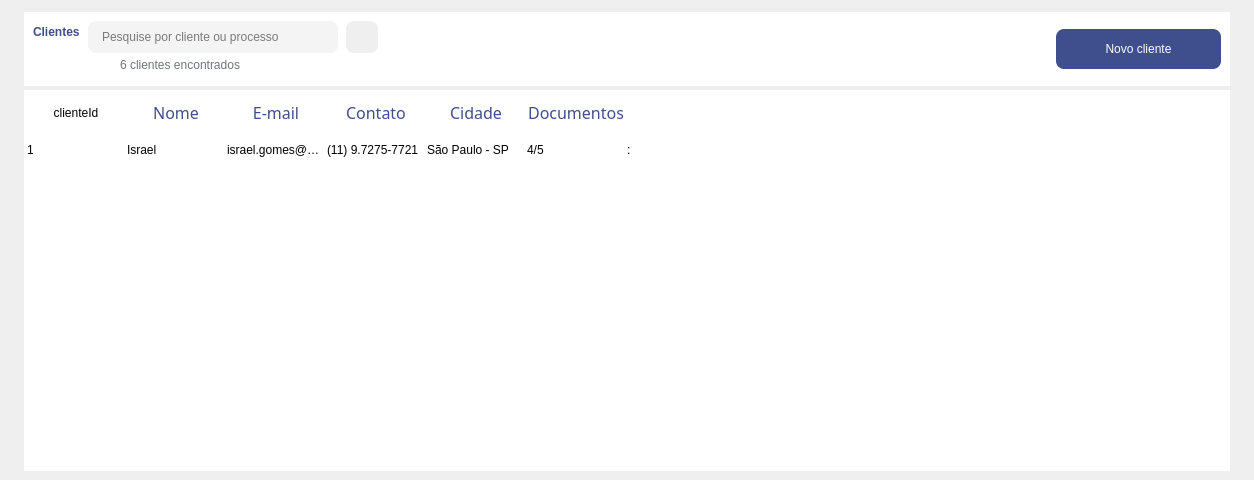
newprev/PrevCliente, file Design/UI/newListaClientes.ui: the form before one commit.
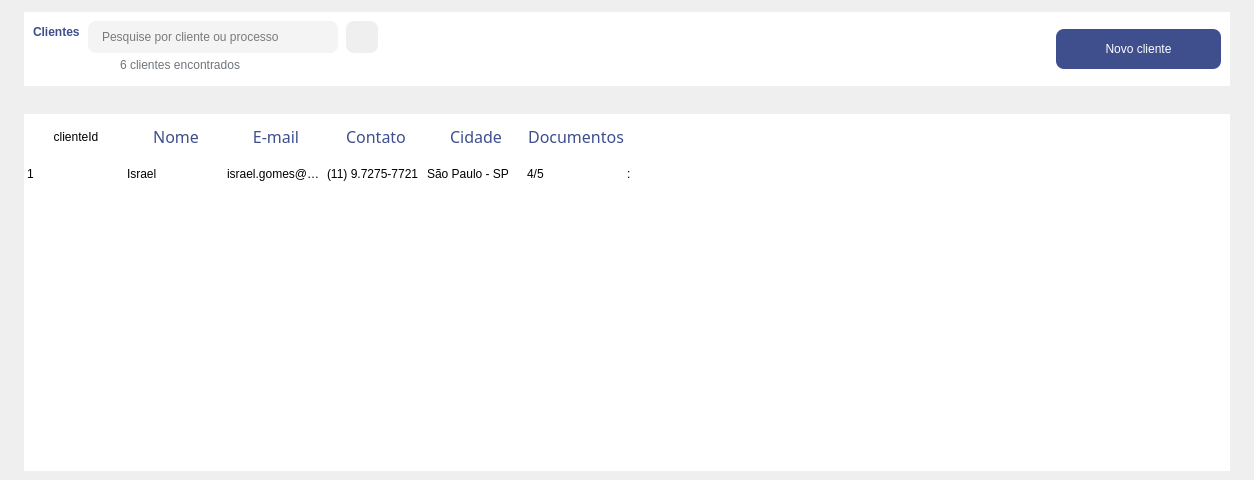
The form after the commit. Icons and pictures are not drawn.

Patch:
```diff
--- a/Design/UI/newListaClientes.ui
+++ b/Design/UI/newListaClientes.ui
@@ -447,7 +447,7 @@
           <number>0</number>
          </property>
          <property name="topMargin">
-          <number>0</number>
+          <number>24</number>
          </property>
          <property name="rightMargin">
           <number>0</number>
```
Left out of the diff: 4 changed lines with no effect on the pictures.
